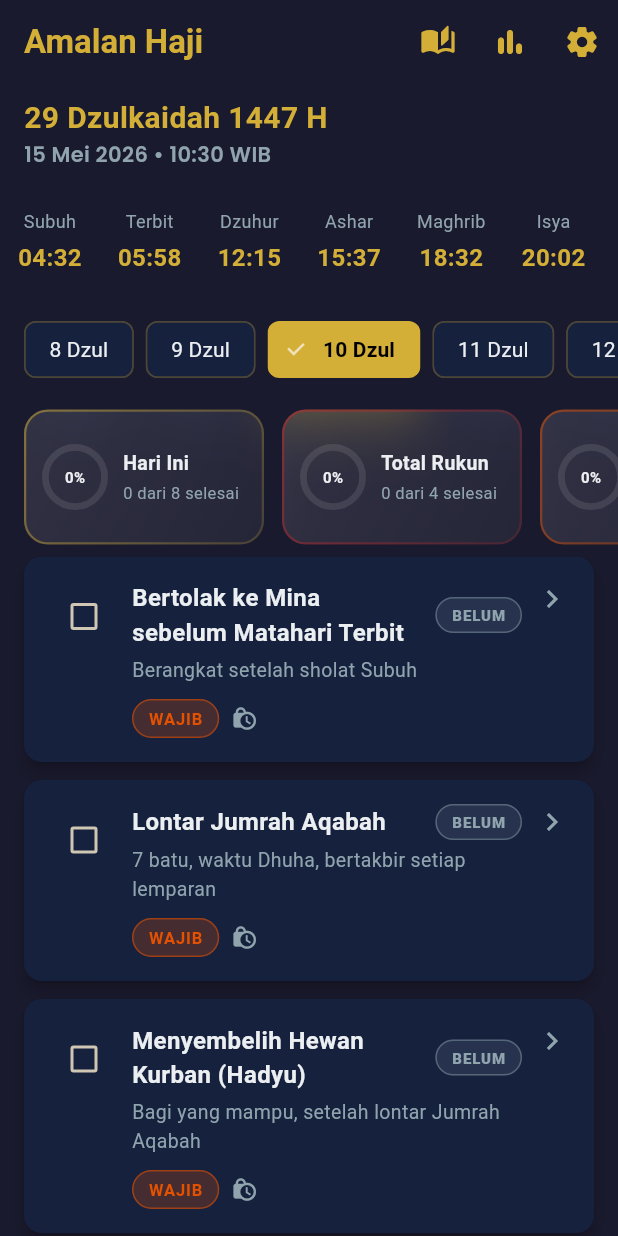
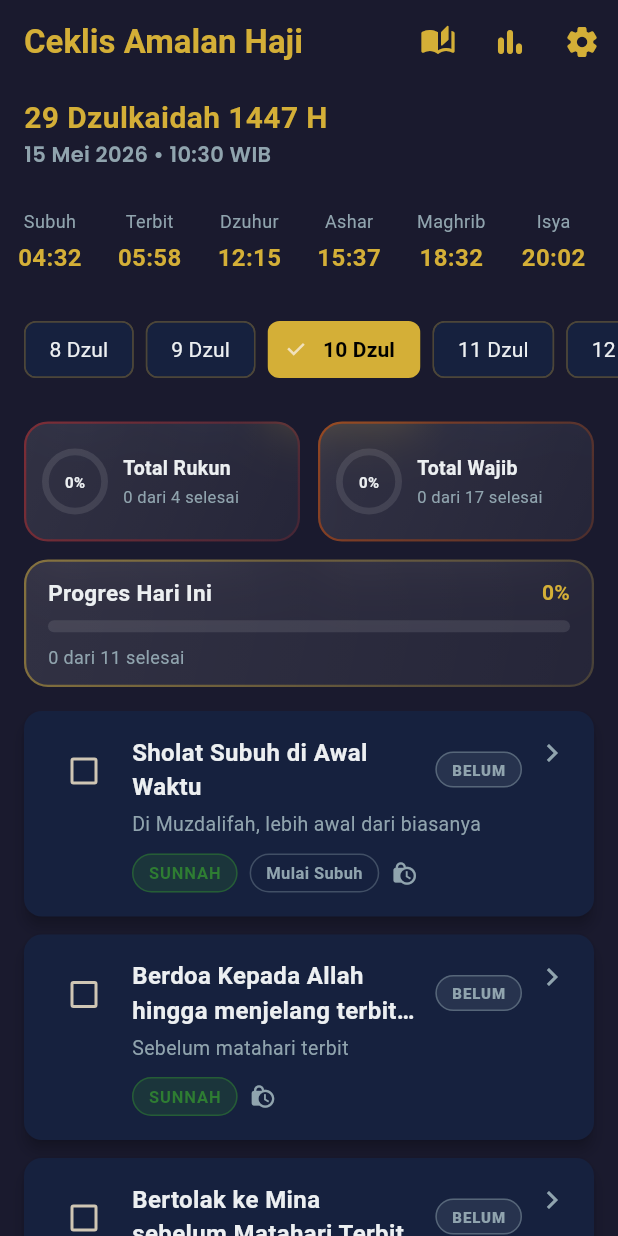
Before and after one commit to syamsul22474/amalan-haji, a Flutter app: the screen it shows after launch, after a tap on "9 Dzul", after a tap on "10 Dzul", on a phone screen of 412 x 824 dp. Run offline on Flutter 3.47's test engine with Material 3 defaults, Android fonts, the phone set to English and light mode, and no system bars; drawn by our look-alikes of glassmorphism, percent_indicator; our stand-ins replace confetti, dio, flutter_local_notifications, flutter_riverpod, flutter_timezone, google_fonts and 5 more; accounts and stored records are empty; network calls fail; Roboto replaces fonts that are missing (Amiri).

Commit message:
feat: implement auto-check logic for Tahallul Awal and Tsani, update ritual statuses, and rename app to Ceklis Amalan Haji

```diff
--- a/lib/core/constants/amalan_data.dart
+++ b/lib/core/constants/amalan_data.dart
@@ -5,31 +5,65 @@ class AmalanData {
     Amalan(id: 'wangi_sebelum', nama: 'Memakai Wewangian sebelum Ihram', deskripsi: 'Disunahkan memakai minyak wangi di badan', jenis: JenisAmalan.sunnah, hariDzulhijjah: 8, urutan: 1),
     Amalan(id: 'ihram', nama: 'Ihram dari Miqat / Tempat Tinggal', deskripsi: 'Niat ihram disertai mandi & memakai wewangian', jenis: JenisAmalan.rukun, hariDzulhijjah: 8, urutan: 2),
     Amalan(id: 'talbiyah', nama: 'Mengucapkan Talbiyah', deskripsi: 'Mulai ihram hingga lontar Jumrah Aqabah', jenis: JenisAmalan.sunnah, hariDzulhijjah: 8, hariDzulhijjahEnd: 10, endConditionAmalanId: 'aqabah_10', urutan: 3),
-    Amalan(id: 'berangkat_mina', nama: 'Berangkat ke Mina', deskripsi: 'Mabit di Mina malam 8 Dzulhijjah', jenis: JenisAmalan.wajib, hariDzulhijjah: 8, urutan: 4),
+    Amalan(id: 'berangkat_mina', nama: 'Berangkat ke Mina', deskripsi: 'Mabit di Mina malam 8 Dzulhijjah', jenis: JenisAmalan.sunnah, hariDzulhijjah: 8, urutan: 4),
     Amalan(id: 'sholat_mina_8', nama: 'Sholat 5 Waktu di Mina (Qashar)', deskripsi: 'Dzuhur, Ashar, Maghrib, Isya, Subuh — qashar tanpa jamak', jenis: JenisAmalan.sunnah, hariDzulhijjah: 8, urutan: 5),
   ];
 
   static const List<Amalan> amalan9Dzulhijjah = [
-    Amalan(id: 'berangkat_arafah', nama: 'Bertolak ke Arafah setelah Subuh', deskripsi: 'Berangkat setelah matahari terbit', jenis: JenisAmalan.wajib, hariDzulhijjah: 9, urutan: 1, waktuTrigger: 'syuruq'),
+    Amalan(id: 'berangkat_arafah', nama: 'Bertolak ke Arafah setelah Subuh', deskripsi: 'Berangkat setelah matahari terbit', jenis: JenisAmalan.sunnah, hariDzulhijjah: 9, urutan: 1, waktuTrigger: 'syuruq'),
     Amalan(id: 'jamak_arafah', nama: 'Sholat Dzuhur & Ashar Jamak Qashar', deskripsi: 'Dijamak taqdim, diqashar di Arafah', jenis: JenisAmalan.sunnah, hariDzulhijjah: 9, urutan: 2, waktuTrigger: 'dhuhr'),
-    Amalan(id: 'wukuf_arafah', nama: 'Wukuf di Arafah', deskripsi: 'Hadir di Arafah dari tergelincir matahari hingga terbenam', jenis: JenisAmalan.rukun, hariDzulhijjah: 9, urutan: 3, waktuTrigger: 'dhuhr'),
+    Amalan(
+      id: 'wukuf_arafah',
+      nama: 'Wukuf di Arafah',
+      deskripsi: 'Rukun : Hadir di Arafah\nWajib : Hadir di Arafah dari tergelincir matahari hingga terbenam',
+      jenis: JenisAmalan.rukun,
+      hariDzulhijjah: 9,
+      urutan: 3,
+      waktuTrigger: 'dhuhr',
+      waktuKeterangan: 'Mulai : Dzuhur/Tergelincir matahari tanggal 9 Dzulhijjah\nBerakhir : hingga terbit fajar tanggal 10 Dzulhijjah',
+    ),
     Amalan(id: 'doa_arafah', nama: 'Perbanyak Dzikir & Doa di Arafah', deskripsi: 'Menghadap kiblat, angkat tangan', jenis: JenisAmalan.sunnah, hariDzulhijjah: 9, urutan: 4),
-    Amalan(id: 'berangkat_muzdalifah', nama: 'Bertolak ke Muzdalifah setelah Maghrib', deskripsi: 'Berangkat setelah matahari terbenam dengan tenang', jenis: JenisAmalan.wajib, hariDzulhijjah: 9, urutan: 5, waktuTrigger: 'maghrib'),
+    Amalan(id: 'berangkat_muzdalifah', nama: 'Bertolak ke Muzdalifah setelah Maghrib', deskripsi: 'Berangkat setelah matahari terbenam dengan tenang', jenis: JenisAmalan.sunnah, hariDzulhijjah: 9, urutan: 5, waktuTrigger: 'maghrib'),
     Amalan(id: 'mabit_muzdalifah', nama: 'Mabit di Muzdalifah', deskripsi: 'Menginap hingga terbit fajar', jenis: JenisAmalan.wajib, hariDzulhijjah: 9, urutan: 6),
-    Amalan(id: 'jamak_muzdalifah', nama: 'Sholat Maghrib & Isya Jamak Takhir Qashar', deskripsi: 'Di Muzdalifah, satu azan dua iqamat', jenis: JenisAmalan.wajib, hariDzulhijjah: 9, urutan: 7, waktuTrigger: 'isha'),
-    Amalan(id: 'subuh_muzdalifah', nama: 'Sholat Subuh di Awal Waktu', deskripsi: 'Di Muzdalifah, lebih awal dari biasanya', jenis: JenisAmalan.sunnah, hariDzulhijjah: 9, urutan: 8, waktuTrigger: 'fajr'),
-    Amalan(id: 'batu_muzdalifah', nama: 'Kumpulkan Kerikil untuk Lontar Jumrah', deskripsi: '49 batu (Nafar Awal) atau 70 batu (Nafar Tsani)', jenis: JenisAmalan.sunnah, hariDzulhijjah: 9, urutan: 9),
+    Amalan(id: 'jamak_muzdalifah', nama: 'Sholat Maghrib & Isya Jamak Takhir Qashar', deskripsi: 'Di Muzdalifah, satu azan dua iqamat', jenis: JenisAmalan.sunnah, hariDzulhijjah: 9, urutan: 7, waktuTrigger: 'isha'),
   ];
 
   static const List<Amalan> amalan10Dzulhijjah = [
-    Amalan(id: 'berangkat_mina_10', nama: 'Bertolak ke Mina sebelum Matahari Terbit', deskripsi: 'Berangkat setelah sholat Subuh', jenis: JenisAmalan.wajib, hariDzulhijjah: 10, urutan: 1),
-    Amalan(id: 'aqabah_10', nama: 'Lontar Jumrah Aqabah', deskripsi: '7 batu, waktu Dhuha, bertakbir setiap lemparan', jenis: JenisAmalan.wajib, hariDzulhijjah: 10, urutan: 2),
-    Amalan(id: 'hadyu_10', nama: 'Menyembelih Hewan Kurban (Hadyu)', deskripsi: 'Bagi yang mampu, setelah lontar Jumrah Aqabah', jenis: JenisAmalan.wajib, hariDzulhijjah: 10, urutan: 3),
-    Amalan(id: 'tahallul_awal', nama: 'Tahallul Awal — Bercukur/Potong Rambut', deskripsi: 'Cukur atau potong rambut merata, boleh pakai pakaian biasa', jenis: JenisAmalan.wajib, hariDzulhijjah: 10, urutan: 4),
-    Amalan(id: 'thawaf_ifadhah', nama: 'Thawaf Ifadhah', deskripsi: '7 putaran Ka\'bah, ramal di 3 putaran pertama', jenis: JenisAmalan.rukun, hariDzulhijjah: 10, urutan: 5),
-    Amalan(id: 'sai', nama: 'Sa\'i Shafa-Marwah', deskripsi: '7 kali, berlari kecil di lembah al-Masil', jenis: JenisAmalan.rukun, hariDzulhijjah: 10, urutan: 6),
-    Amalan(id: 'tahallul_tsani', nama: 'Tahallul Tsani — Halal Sepenuhnya', deskripsi: 'Semua larangan ihram halal termasuk hubungan suami istri', jenis: JenisAmalan.wajib, hariDzulhijjah: 10, urutan: 7),
-    Amalan(id: 'mabit_mina_10', nama: 'Mabit di Mina malam 11 Dzulhijjah', deskripsi: 'Kembali ke Mina setelah Thawaf Ifadhah', jenis: JenisAmalan.wajib, hariDzulhijjah: 10, urutan: 8),
+    Amalan(id: 'subuh_muzdalifah', nama: 'Sholat Subuh di Awal Waktu', deskripsi: 'Di Muzdalifah, lebih awal dari biasanya', jenis: JenisAmalan.sunnah, hariDzulhijjah: 10, urutan: 1, waktuTrigger: 'fajr'),
+    Amalan(id: 'doa_muzdalifah_pagi', nama: 'Berdoa Kepada Allah hingga menjelang terbit matahari', deskripsi: 'Sebelum matahari terbit', jenis: JenisAmalan.sunnah, hariDzulhijjah: 10, urutan: 2),
+    Amalan(id: 'berangkat_mina_10', nama: 'Bertolak ke Mina sebelum Matahari Terbit', deskripsi: 'Berangkat sebelum matahari terbit', jenis: JenisAmalan.sunnah, hariDzulhijjah: 10, urutan: 3),
+    Amalan(
+      id: 'aqabah_10',
+      nama: 'Lontar Jumrah Aqabah',
+      deskripsi: '7 batu, waktu Dhuha, bertakbir setiap lemparan',
+      jenis: JenisAmalan.wajib,
+      hariDzulhijjah: 10,
+      urutan: 4,
+      waktuKeterangan: 'Waktu Mulai : Tengah malam tanggal 10 Dzulhijjah\nWaktu Berakhir : Sebelum adzan shubuh tanggal 11 Dzulhijjah',
+    ),
+    Amalan(
+      id: 'hadyu_10',
+      nama: 'Menyembelih Hewan Kurban (Hadyu)',
+      deskripsi: 'Diwajibkan bagi yang berhaji Tamattu dan Qiron',
+      jenis: JenisAmalan.wajib,
+      hariDzulhijjah: 10,
+      urutan: 5,
+      waktuKeterangan: 'Waktu Mulai : 10 Dzulhijjah\nWaktu Berakhir : Sebelum terbenam matahari tanggal 13 Dzulhijjah',
+    ),
+    Amalan(id: 'cukur_10', nama: 'Bercukur/Potong Rambut', deskripsi: 'Cukur atau potong rambut merata (mencukur rambut dari segala sisi kepala)', jenis: JenisAmalan.wajib, hariDzulhijjah: 10, urutan: 6),
+    Amalan(
+      id: 'thawaf_ifadhah',
+      nama: 'Thawaf Ifadhah',
+      deskripsi: '7 putaran Ka\'bah, tidak disunahkan roml di 3 putaran pertama di thawaf ifadhah. Disunnahkan dikerjakan siang hari Tanggal 10 Dzulhijjah',
+      jenis: JenisAmalan.rukun,
+      hariDzulhijjah: 10,
+      urutan: 7,
+      waktuKeterangan: 'Waktu Mulai : Lewat tengah malam Tanggal 10 Dzulhijjah\nWaktu Berakhir : Tidak ada batas waktu',
+    ),
+    Amalan(id: 'sai', nama: 'Sa\'i Shafa-Marwah', deskripsi: '7 kali, berlari kecil di lembah al-Masil', jenis: JenisAmalan.rukun, hariDzulhijjah: 10, urutan: 8),
+    Amalan(id: 'tahallul_awal', nama: 'Tahallul Awal', deskripsi: 'Dihalalkan segala sesuatu kecuali hal yang berkaitan dengan wanita yaitu berjimak, mubasyarah (bercumbu), dan akad nikah.', jenis: JenisAmalan.wajib, hariDzulhijjah: 10, urutan: 9),
+    Amalan(id: 'tahallul_tsani', nama: 'Tahallul Tsani', deskripsi: 'Telah halal segala yang sebelumnya diharamkan saat ihram', jenis: JenisAmalan.wajib, hariDzulhijjah: 10, urutan: 10),
+    Amalan(id: 'mabit_mina_10', nama: 'Mabit di Mina malam 11 Dzulhijjah', deskripsi: 'Kembali ke Mina setelah Thawaf Ifadhah', jenis: JenisAmalan.wajib, hariDzulhijjah: 10, urutan: 11),
   ];
 
   static const List<Amalan> amalan11Dzulhijjah = [
--- a/lib/core/constants/app_strings.dart
+++ b/lib/core/constants/app_strings.dart
@@ -1,5 +1,5 @@
 class AppStrings {
-  static const String appName = 'Amalan Haji';
+  static const String appName = 'Ceklis Amalan Haji';
   static const String rukun = 'RUKUN';
   static const String wajib = 'WAJIB';
   static const String sunnah = 'SUNNAH';
--- a/lib/core/providers/amalan_provider.dart
+++ b/lib/core/providers/amalan_provider.dart
@@ -24,6 +24,7 @@ class AmalanNotifier extends StateNotifier<List<Amalan>> {
       updatedList.add(amalan.copyWith(sudahDilakukan: status));
     }
     state = updatedList;
+    await _checkTahallulConditions();
   }
 
   Future<void> refreshFromStorage() async {
@@ -42,6 +43,39 @@ class AmalanNotifier extends StateNotifier<List<Amalan>> {
     state = state.map((a) {
       return a.id == amalan.id ? a.copyWith(sudahDilakukan: status) : a;
     }).toList();
+
+    if (['aqabah_10', 'cukur_10', 'thawaf_ifadhah', 'sai'].contains(amalan.id)) {
+      await _checkTahallulConditions();
+    }
+  }
+
+  Future<void> _checkTahallulConditions() async {
+    final aqabah = state.where((a) => a.id == 'aqabah_10').firstOrNull?.sudahDilakukan ?? false;
+    final cukur = state.where((a) => a.id == 'cukur_10').firstOrNull?.sudahDilakukan ?? false;
+    final thawaf = state.where((a) => a.id == 'thawaf_ifadhah').firstOrNull?.sudahDilakukan ?? false;
+    final sai = state.where((a) => a.id == 'sai').firstOrNull?.sudahDilakukan ?? false;
+
+    final thawafSaiDone = thawaf && sai;
+
+    int completedCount = 0;
+    if (aqabah) completedCount++;
+    if (cukur) completedCount++;
+    if (thawafSaiDone) completedCount++;
+
+    final shouldAwal = completedCount >= 2;
+    final shouldTsani = completedCount == 3;
+
+    final awal = state.where((a) => a.id == 'tahallul_awal').firstOrNull;
+    if (awal != null && awal.sudahDilakukan != shouldAwal) {
+      await _storageService.setAmalanStatus(awal.hariDzulhijjah, awal.id, shouldAwal);
+      state = state.map((a) => a.id == awal.id ? a.copyWith(sudahDilakukan: shouldAwal) : a).toList();
+    }
+
+    final tsani = state.where((a) => a.id == 'tahallul_tsani').firstOrNull;
+    if (tsani != null && tsani.sudahDilakukan != shouldTsani) {
+      await _storageService.setAmalanStatus(tsani.hariDzulhijjah, tsani.id, shouldTsani);
+      state = state.map((a) => a.id == tsani.id ? a.copyWith(sudahDilakukan: shouldTsani) : a).toList();
+    }
   }
 
   Future<void> resetAll() async {
--- a/lib/features/home/home_page.dart
+++ b/lib/features/home/home_page.dart
@@ -13,6 +13,7 @@ import 'widgets/date_header.dart';
 import 'widgets/day_selector.dart';
 import 'widgets/ongoing_amalan_sheet.dart';
 import 'widgets/progress_summary_card.dart';
+import 'widgets/today_progress_linear_card.dart';
 import 'widgets/waktu_sholat_bar.dart';
 import '../../shared/widgets/empty_state_widget.dart';
 
@@ -185,7 +186,7 @@ class _HomePageState extends ConsumerState<HomePage> {
           backgroundColor: AppColors.darkBackground,
           appBar: AppBar(
             title: const Text(
-              'Amalan Haji',
+              'Ceklis Amalan Haji',
               style: TextStyle(
                 color: AppColors.primaryGold,
                 fontWeight: FontWeight.bold,
@@ -238,33 +239,40 @@ class _HomePageState extends ConsumerState<HomePage> {
               const DateHeader(),
               const WaktuSholatBar(),
               const DaySelector(),
-              SingleChildScrollView(
-                scrollDirection: Axis.horizontal,
-                padding: const EdgeInsets.symmetric(horizontal: 16.0, vertical: 8.0),
-                child: Row(
+              Padding(
+                padding: const EdgeInsets.all(16.0),
+                child: Column(
                   children: [
-                    ProgressSummaryCard(
-                      title: 'Hari Ini',
-                      subtitle: '$amalanSelesai dari ${amalanHariIni.length} selesai',
-                      progress: progress,
-                      progressColor: AppColors.primaryGold,
-                      onTap: () => _showRemainingAmalan('Belum Selesai Hari Ini', amalanHariIni),
-                    ),
-                    const SizedBox(width: 12),
-                    ProgressSummaryCard(
+                    Row(
+                      children: [
+                        Expanded(
+                          child: ProgressSummaryCard(
                             title: 'Total Rukun',
                             subtitle: '$rukunSelesai dari ${rukunAmalan.length} selesai',
                             progress: rukunProgress,
                             progressColor: AppColors.rukunRed,
                             onTap: () => _showRemainingAmalan('Daftar Rukun Haji', rukunAmalan),
                           ),
+                        ),
                         const SizedBox(width: 12),
-                    ProgressSummaryCard(
+                        Expanded(
+                          child: ProgressSummaryCard(
                             title: 'Total Wajib',
                             subtitle: '$wajibSelesai dari ${wajibAmalan.length} selesai',
                             progress: wajibProgress,
                             progressColor: AppColors.wajibOrange,
                             onTap: () => _showRemainingAmalan('Daftar Wajib Haji', wajibAmalan),
+                          ),
+                        ),
+                      ],
+                    ),
+                    const SizedBox(height: 12),
+                    TodayProgressLinearCard(
+                      title: 'Progres Hari Ini',
+                      subtitle: '$amalanSelesai dari ${amalanHariIni.length} selesai',
+                      progress: progress,
+                      progressColor: AppColors.primaryGold,
+                      onTap: () => _showRemainingAmalan('Belum Selesai Hari Ini', amalanHariIni),
                     ),
                   ],
                 ),
--- a/lib/features/home/widgets/progress_summary_card.dart
+++ b/lib/features/home/widgets/progress_summary_card.dart
@@ -24,8 +24,8 @@ class ProgressSummaryCard extends StatelessWidget {
     return GestureDetector(
       onTap: onTap,
       child: GlassmorphicContainer(
-        width: 160,
-        height: 90,
+        width: double.infinity,
+        height: 80,
         borderRadius: 16,
         blur: 15,
         alignment: Alignment.center,
@@ -47,7 +47,7 @@ class ProgressSummaryCard extends StatelessWidget {
           ],
         ),
         child: Padding(
-          padding: const EdgeInsets.all(12.0),
+          padding: const EdgeInsets.symmetric(horizontal: 12.0, vertical: 8.0),
           child: Row(
             children: [
               CircularPercentIndicator(
--- /dev/null
+++ b/lib/features/home/widgets/today_progress_linear_card.dart
@@ -0,0 +1,103 @@
+import 'package:flutter/material.dart';
+import 'package:glassmorphism/glassmorphism.dart';
+import 'package:percent_indicator/linear_percent_indicator.dart';
+import '../../../core/constants/app_colors.dart';
+
+class TodayProgressLinearCard extends StatelessWidget {
+  final String title;
+  final String subtitle;
+  final double progress;
+  final Color progressColor;
+  final VoidCallback? onTap;
+
+  const TodayProgressLinearCard({
+    super.key,
+    required this.title,
+    required this.subtitle,
+    required this.progress,
+    required this.progressColor,
+    this.onTap,
+  });
+
+  @override
+  Widget build(BuildContext context) {
+    return GestureDetector(
+      onTap: onTap,
+      child: GlassmorphicContainer(
+        width: double.infinity,
+        height: 85,
+        borderRadius: 16,
+        blur: 15,
+        alignment: Alignment.center,
+        border: 1.5,
+        linearGradient: LinearGradient(
+          begin: Alignment.topLeft,
+          end: Alignment.bottomRight,
+          colors: [
+            Colors.white.withValues(alpha: 0.1),
+            Colors.white.withValues(alpha: 0.05),
+          ],
+        ),
+        borderGradient: LinearGradient(
+          begin: Alignment.topLeft,
+          end: Alignment.bottomRight,
+          colors: [
+            progressColor.withValues(alpha: 0.5),
+            progressColor.withValues(alpha: 0.2),
+          ],
+        ),
+        child: Padding(
+          padding: const EdgeInsets.symmetric(horizontal: 16.0, vertical: 8.0),
+          child: Column(
+            crossAxisAlignment: CrossAxisAlignment.start,
+            mainAxisAlignment: MainAxisAlignment.center,
+            children: [
+              Row(
+                mainAxisAlignment: MainAxisAlignment.spaceBetween,
+                children: [
+                  Text(
+                    title,
+                    style: const TextStyle(
+                      color: AppColors.textPrimary,
+                      fontSize: 15,
+                      fontWeight: FontWeight.bold,
+                    ),
+                  ),
+                  Text(
+                    "${(progress * 100).toInt()}%",
+                    style: TextStyle(
+                      color: progressColor,
+                      fontSize: 14,
+                      fontWeight: FontWeight.bold,
+                    ),
+                  ),
+                ],
+              ),
+              const SizedBox(height: 8),
+              LinearPercentIndicator(
+                lineHeight: 8.0,
+                percent: progress,
+                padding: EdgeInsets.zero,
+                backgroundColor: Colors.white.withValues(alpha: 0.1),
+                progressColor: progressColor,
+                barRadius: const Radius.circular(4),
+                animation: true,
+                animationDuration: 1000,
+              ),
+              const SizedBox(height: 8),
+              Text(
+                subtitle,
+                style: const TextStyle(
+                  color: AppColors.textSecondary,
+                  fontSize: 12,
+                ),
+                maxLines: 1,
+                overflow: TextOverflow.ellipsis,
+              ),
+            ],
+          ),
+        ),
+      ),
+    );
+  }
+}
--- a/lib/main.dart
+++ b/lib/main.dart
@@ -70,7 +70,7 @@ class _AmalanHajiAppState extends ConsumerState<AmalanHajiApp> {
     );
 
     return MaterialApp(
-      title: 'Amalan Haji',
+      title: 'Ceklis Amalan Haji',
       theme: ThemeData.dark(useMaterial3: true).copyWith(
         colorScheme: ColorScheme.fromSeed(
           seedColor: const Color(0xFFD4AF37),
```
Also changed, not shown: lib/features/detail/amalan_detail_page.dart (+16 -1 lines), lib/features/home/widgets/amalan_card.dart (+16 -1 lines), 3 other files. Lines whose indentation alone changed are shown as unchanged.
